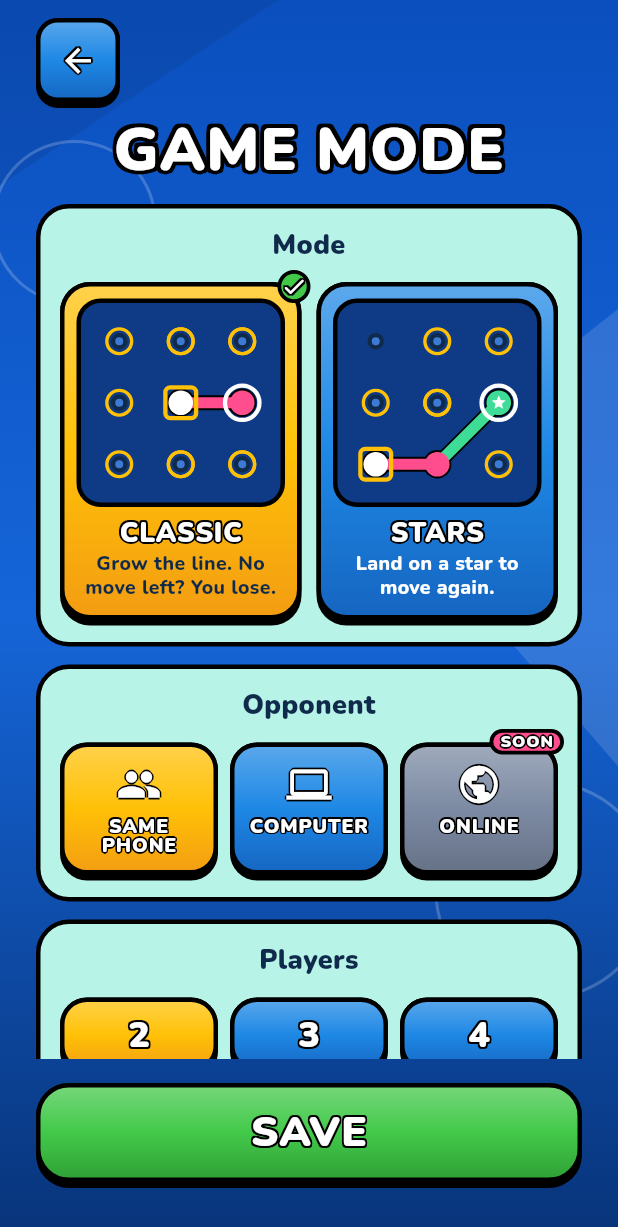
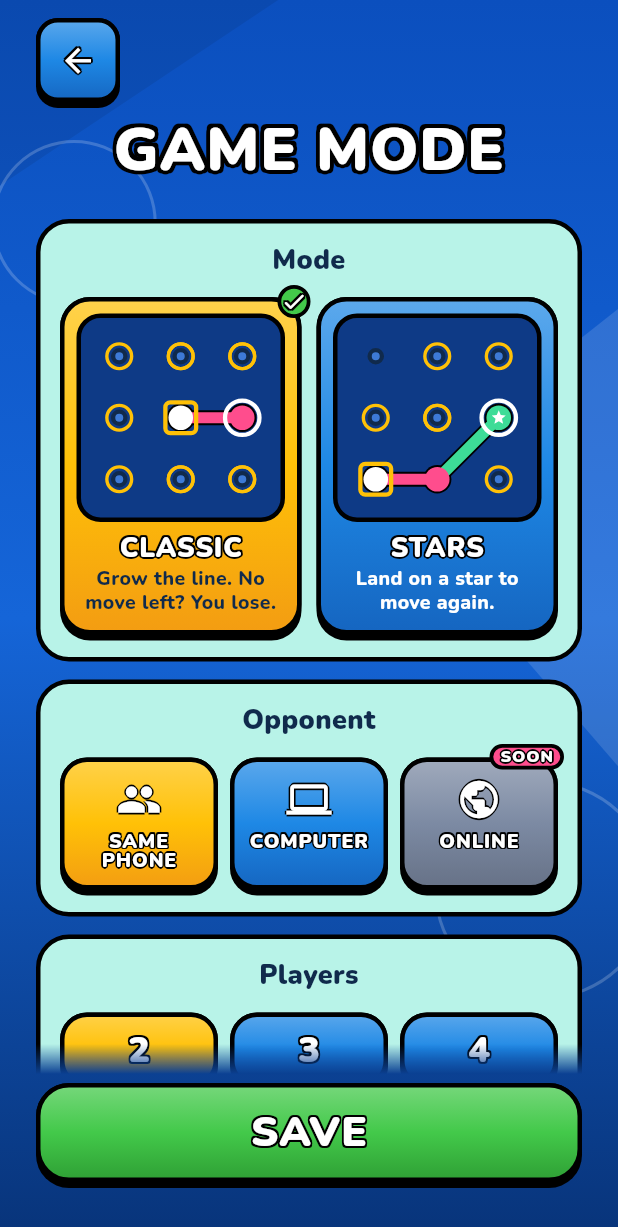
Before and after one commit to YuraIvanskyi/lines-game, a Flutter app: the GameModePage screen opened directly with empty values, on a phone screen of 412 x 824 dp. Shown: the top 1227 px of the screen. Run offline on Flutter 3.47's test engine with Material 3 defaults, Android fonts, the phone set to English and light mode, and no system bars; our stand-ins replace audioplayers, shared_preferences; accounts and stored records are empty.

Commit message:
Menus scroll like a deck of cards
Settings, Game mode, Info and How to play share a new CardScroll:

- a finger fling or release settles with a card's top just below the
  top edge instead of stopping wherever friction ran out; scrolls from
  code (palette reveal, keyboard) and wheel steps are left alone;
- the ends rubber-band on every platform instead of stopping dead;
- content fades out at an edge only while more is hidden past it,
  instead of being cut by a hard line;
- on the web, wheel notches glide, the mouse can drag, and the desktop
  scrollbar is gone.

Co-Authored-By: Claude Fable 5.2 <noreply@anthropic.com>

```diff
--- a/app/lib/home/game_mode_page.dart
+++ b/app/lib/home/game_mode_page.dart
@@ -5,6 +5,7 @@ import 'package:rules/rules.dart';
 import '../settings/copy.dart';
 import '../settings/game_setup.dart';
 import '../theme/arcade_shell.dart';
+import '../theme/card_scroll.dart';
 import '../theme/ink_theme.dart';
 import 'play_snippet.dart';
 
@@ -106,24 +107,17 @@ class _GameModePageState extends State<GameModePage> {
                     PopTitle(copy.gameMode, size: 40),
                     const SizedBox(height: 16),
                     Expanded(
-                      child: SingleChildScrollView(
-                        child: Column(
-                          crossAxisAlignment: CrossAxisAlignment.stretch,
-                          children: [
-                            PopBlock(title: copy.mode, child: _modeCards(copy)),
-                            const SizedBox(height: 12),
-                            PopBlock(title: copy.opponent, child: _opponents(copy)),
-                            if (_opponent == Opponent.computer) ...[
-                              const SizedBox(height: 12),
-                              PopBlock(title: copy.difficulty, child: _difficulties(copy)),
-                            ],
-                            const SizedBox(height: 12),
-                            PopBlock(title: copy.players, child: _players(copy)),
-                          ],
-                        ),
+                      child: CardScroll(
+                        children: [
+                          PopBlock(key: const ValueKey('mode'), title: copy.mode, child: _modeCards(copy)),
+                          PopBlock(key: const ValueKey('opponent'), title: copy.opponent, child: _opponents(copy)),
+                          if (_opponent == Opponent.computer)
+                            PopBlock(key: const ValueKey('difficulty'), title: copy.difficulty, child: _difficulties(copy)),
+                          PopBlock(key: const ValueKey('players'), title: copy.players, child: _players(copy)),
+                        ],
                       ),
                     ),
-                    const SizedBox(height: 16),
+                    const SizedBox(height: 6),
                     PopButton(label: copy.save, color: InkTheme.greenFace, onPressed: _save),
                   ],
                 ),
--- a/app/lib/main.dart
+++ b/app/lib/main.dart
@@ -15,6 +15,7 @@ import 'settings/app_settings.dart';
 import 'settings/copy.dart';
 import 'settings/game_setup.dart';
 import 'table/table_page.dart';
+import 'theme/card_scroll.dart';
 import 'theme/game_feel.dart';
 import 'theme/ink_theme.dart';
 
@@ -110,6 +111,7 @@ class _EndsAppState extends State<EndsApp> {
       child: MaterialApp(
         title: 'ENDS',
         debugShowCheckedModeBanner: false,
+        scrollBehavior: const AppScrollBehavior(),
         theme: ThemeData(
           fontFamily: 'Nunito',
           colorScheme: ColorScheme.fromSeed(seedColor: InkTheme.skyTop, surface: InkTheme.paper),
--- /dev/null
+++ b/app/lib/theme/card_scroll.dart
@@ -0,0 +1,229 @@
+import 'dart:math' as math;
+
+import 'package:flutter/gestures.dart';
+import 'package:flutter/material.dart';
+import 'package:flutter/rendering.dart';
+
+/// Scrolling for the whole app: rubber-band ends on every platform, drag with any pointer
+/// (a mouse on the web too), and no desktop scrollbar over the arcade panels.
+class AppScrollBehavior extends MaterialScrollBehavior {
+  const AppScrollBehavior();
+
+  @override
+  Set<PointerDeviceKind> get dragDevices => PointerDeviceKind.values.toSet();
+
+  @override
+  ScrollPhysics getScrollPhysics(BuildContext context) {
+    return const BouncingScrollPhysics(parent: AlwaysScrollableScrollPhysics());
+  }
+
+  @override
+  Widget buildScrollbar(BuildContext context, Widget child, ScrollableDetails details) => child;
+}
+
+/// A vertical list of menu cards that scrolls like a deck: a fling or a release settles with
+/// a card's top edge in view, the ends bounce, and content fades out at an edge only while
+/// there is more of it past that edge.
+class CardScroll extends StatefulWidget {
+  const CardScroll({super.key, required this.children, this.gap = 12, this.controller});
+
+  final List<Widget> children;
+
+  /// Space between cards.
+  final double gap;
+  final ScrollController? controller;
+
+  @override
+  State<CardScroll> createState() => _CardScrollState();
+}
+
+class _CardScrollState extends State<CardScroll> {
+  /// Height of the fade at an edge. A snapped card's top sits just below it.
+  static const _fade = 20.0;
+
+  /// Room above the first card and below the last for lips and badges that poke out.
+  static const _pad = 10.0;
+
+  late final ScrollController _controller = widget.controller ?? ScrollController();
+  final _column = GlobalKey();
+
+  /// True from a finger (or mouse) drag until the scroll comes to rest. Only then do cards
+  /// snap, so a programmatic scroll (ensureVisible, the keyboard) or a wheel step stays put.
+  bool _dragging = false;
+
+  /// Where a run of wheel steps is heading, so quick steps add up instead of restarting.
+  double? _wheelTarget;
+
+  @override
+  void dispose() {
+    if (widget.controller == null) _controller.dispose();
+    super.dispose();
+  }
+
+  /// Scroll offsets that put each card's top just below the top fade. Read straight from the
+  /// column's layout, so cards can come and go without keys.
+  List<double> _snaps() {
+    final column = _column.currentContext?.findRenderObject();
+    if (column is! RenderFlex || !column.attached) return const [];
+    final tops = <double>[];
+    column.visitChildren((child) {
+      final data = child.parentData;
+      if (data is! FlexParentData) return;
+      // Every card but the first sits under its gap.
+      final top = _pad + data.offset.dy + (tops.isEmpty ? 0 : widget.gap);
+      tops.add(top - _fade);
+    });
+    return tops;
+  }
+
+  bool _onNotification(ScrollNotification notification) {
+    if (notification.depth != 0) return false;
+    if (notification is ScrollStartNotification) {
+      _dragging = notification.dragDetails != null;
+    } else if (notification is ScrollEndNotification) {
+      _dragging = false;
+    }
+    return false;
+  }
+
+  void _onPointerSignal(PointerSignalEvent event) {
+    if (event is! PointerScrollEvent || !_controller.hasClients) return;
+    final position = _controller.position;
+    final delta = event.scrollDelta.dy;
+    // Trackpads send many small deltas: follow them directly. A mouse wheel notch is a big
+    // jump, so glide there instead.
+    if (delta.abs() < 40) return;
+    GestureBinding.instance.pointerSignalResolver.register(event, (_) {
+      final from = _wheelTarget ?? position.pixels;
+      final target = (from + delta).clamp(position.minScrollExtent, position.maxScrollExtent);
+      _wheelTarget = target;
+      _controller.animateTo(target, duration: const Duration(milliseconds: 240), curve: Curves.easeOutCubic).whenComplete(() {
+        if (_wheelTarget == target) _wheelTarget = null;
+      });
+    });
+  }
+
+  @override
+  Widget build(BuildContext context) {
+    final physics = SnapToCardsPhysics(
+      snaps: _snaps,
+      active: () => _dragging,
+      parent: const BouncingScrollPhysics(parent: AlwaysScrollableScrollPhysics()),
+    );
+    return NotificationListener<ScrollMetricsNotification>(
+      // Content that grows or shrinks (an opened palette) changes whether an edge fades.
+      onNotification: (_) {
+        setState(() {});
+        return false;
+      },
+      child: NotificationListener<ScrollNotification>(
+        onNotification: _onNotification,
+        child: AnimatedBuilder(
+          animation: _controller,
+          builder: (context, child) => ShaderMask(
+            blendMode: BlendMode.dstIn,
+            shaderCallback: (bounds) => edgeGradient(bounds).createShader(bounds),
+            child: child,
+          ),
+          child: SingleChildScrollView(
+            controller: _controller,
+            physics: physics,
+            clipBehavior: Clip.hardEdge,
+            child: Listener(
+              onPointerSignal: _onPointerSignal,
+              child: Padding(
+                padding: const EdgeInsets.symmetric(vertical: _pad),
+                child: Column(
+                  key: _column,
+                  crossAxisAlignment: CrossAxisAlignment.stretch,
+                  children: [
+                    for (var i = 0; i < widget.children.length; i++)
+                      Padding(
+                        // A keyed card keeps its state when a card before it comes or goes.
+                        key: widget.children[i].key == null ? null : ValueKey(widget.children[i].key),
+                        padding: EdgeInsets.only(top: i == 0 ? 0 : widget.gap),
+                        child: widget.children[i],
+                      ),
+                  ],
+                ),
+              ),
+            ),
+          ),
+        ),
+      ),
+    );
+  }
+
+  /// Opaque in the middle; each edge fades in proportion to how much is hidden past it.
+  @visibleForTesting
+  LinearGradient edgeGradient(Rect bounds) {
+    var top = 0.0;
+    var bottom = 0.0;
+    if (_controller.hasClients && _controller.position.hasContentDimensions) {
+      final position = _controller.position;
+      top = ((position.pixels - position.minScrollExtent) / _fade).clamp(0.0, 1.0);
+      bottom = ((position.maxScrollExtent - position.pixels) / _fade).clamp(0.0, 1.0);
+    }
+    final edge = bounds.height <= 0 ? 0.0 : math.min(0.45, _fade / bounds.height);
+    return LinearGradient(
+      begin: Alignment.topCenter,
+      end: Alignment.bottomCenter,
+      stops: [0, edge, 1 - edge, 1],
+      colors: [
+        Colors.black.withValues(alpha: 1 - top),
+        Colors.black,
+        Colors.black,
+        Colors.black.withValues(alpha: 1 - bottom),
+      ],
+    );
+  }
+}
+
+/// Lets a fling run its natural course, then eases it onto the nearest card edge instead of
+/// stopping wherever the friction ran out. A spot farther than half a screen from any card edge
+/// (inside a very tall card) is left alone, so nothing becomes unreachable.
+class SnapToCardsPhysics extends ScrollPhysics {
+  const SnapToCardsPhysics({required this.snaps, required this.active, super.parent});
+
+  /// Card edges in scroll offsets, top card first.
+  final List<double> Function() snaps;
+
+  /// Whether to snap at all right now (only after the person drags).
+  final bool Function() active;
+
+  @override
+  SnapToCardsPhysics applyTo(ScrollPhysics? ancestor) {
+    return SnapToCardsPhysics(snaps: snaps, active: active, parent: buildParent(ancestor));
+  }
+
+  @override
+  Simulation? createBallisticSimulation(ScrollMetrics position, double velocity) {
+    final natural = super.createBallisticSimulation(position, velocity);
+    if (!active() || position.outOfRange || position.maxScrollExtent <= position.minScrollExtent) return natural;
+
+    // Where the free fling would come to rest.
+    final landing = natural == null ? position.pixels : natural.x(10);
+    final targets = {
+      position.minScrollExtent,
+      position.maxScrollExtent,
+      for (final edge in snaps()) edge.clamp(position.minScrollExtent, position.maxScrollExtent),
+    };
+    var target = landing;
+    var best = double.infinity;
+    for (final edge in targets) {
+      final distance = (edge - landing).abs();
+      if (distance < best) {
+        best = distance;
+        target = edge;
+      }
+    }
+    if (best > position.viewportDimension / 2) return natural;
+
+    final tolerance = toleranceFor(position);
+    if ((target - position.pixels).abs() < tolerance.distance && velocity.abs() < tolerance.velocity) return null;
+    return ScrollSpringSimulation(_settle, position.pixels, target, velocity, tolerance: tolerance);
+  }
+
+  /// Critically damped: glides in without bouncing past the card.
+  static final _settle = SpringDescription.withDampingRatio(mass: 0.5, stiffness: 120, ratio: 1.0);
+}
```
Also changed, not shown: app/lib/home/how_to_page.dart (+5 -11 lines), app/lib/home/info_page.dart (+3 -9 lines), app/lib/home/settings_page.dart (+4 -7 lines), 1 other file.
